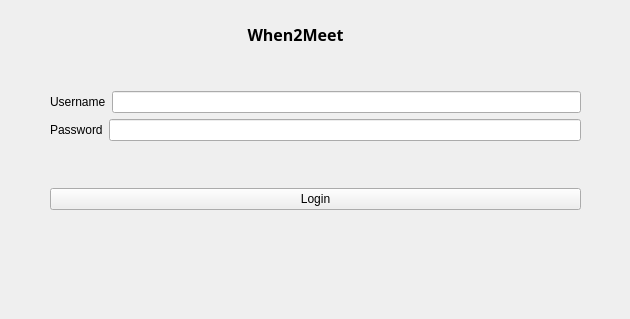
blacksharkie/SE_Meeting_Project, file When2Meet/loginwindow.ui: the form before one commit.
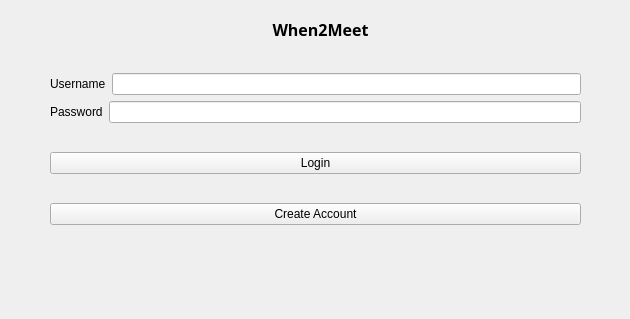
The form after the commit.

Diff of the .ui file:
```diff
--- a/When2Meet/loginwindow.ui
+++ b/When2Meet/loginwindow.ui
@@ -72,15 +72,22 @@
         </property>
        </widget>
       </item>
+      <item>
+       <widget class="QPushButton" name="pushButtonCreateAcc">
+        <property name="text">
+         <string>Create Account</string>
+        </property>
+       </widget>
+      </item>
      </layout>
     </widget>
     <widget class="QLabel" name="label">
      <property name="geometry">
       <rect>
        <x>220</x>
-       <y>19</y>
-       <width>151</width>
-       <height>31</height>
+       <y>9</y>
+       <width>201</width>
+       <height>41</height>
       </rect>
      </property>
      <property name="font">
```
